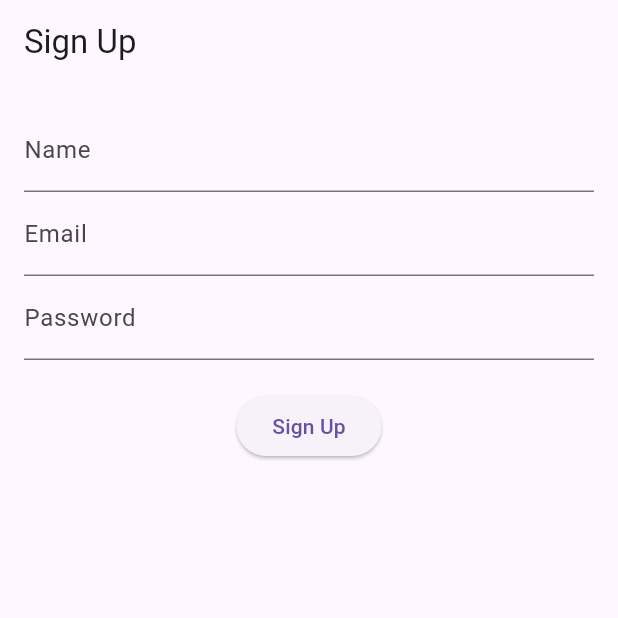
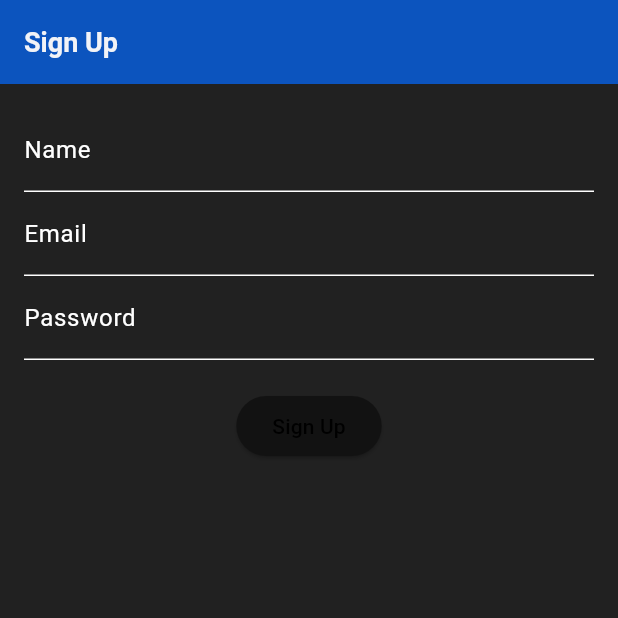
Before and after one commit to princetomar27/flutter-news, a Flutter app: the screen it shows after launch, on a phone screen of 412 x 824 dp, the top half of it. Run offline on Flutter 3.47's test engine with Material 3 defaults, Android fonts, the phone set to English and light mode, and no system bars; our stand-ins replace cloud_firestore, firebase_auth, firebase_core, firebase_remote_config, shared_preferences; accounts and stored records are empty; Roboto replaces fonts that are missing (Raleway).

Commit message:
News card with dark theme done

```diff
--- a/lib/constants/app_colors.dart
+++ b/lib/constants/app_colors.dart
@@ -1,29 +1,30 @@
-import 'dart:ui';
-
 import 'package:flutter/material.dart';
 
 class ColorPalettes {
-  // Colors for light Theme
-  static Color lightPrimary = Color(0xfff2f3f7);
+  // Colors for light theme
+  static Color lightPrimary = const Color(0xfff2f3f7);
   static Color lightAccent = Colors.redAccent;
-  static Color lightBackground = Color(0xfff2f3f7);
-  static Color lightTextPrimary = Color(0xff0a0a0c);
-  static Color lightTextSecondary = Color(0xffaeaeb3);
+  static Color lightBackground = const Color(0xfff2f3f7);
+  static Color lightTextPrimary = const Color(0xff0a0a0c);
+  static Color lightTextSecondary = const Color(0xffaeaeb3);
 
-  // Colors for dark Theme
-  static Color darkPrimary = Color(0xff212121);
-  static Color darkAccent = Color(0xffCE281C);
-  static Color darkBackground = Color(0xff212121);
-  static Color darkTextPrimary = Color(0xffffffff);
-  static Color darkTextSecondary = Color(0xffaeaeb3);
+  // Colors for dark theme
+  static Color darkPrimary = Colors.black;
+  static Color darkAccent = const Color(0xffCE281C);
+  static Color darkBackground = const Color(0xff212121);
+  static Color darkTextPrimary = const Color(0xffffffff);
+  static Color darkTextSecondary = const Color(0xffaeaeb3);
 
-  static Color white = Color(0xffffffff);
+  static Color white = const Color(0xffffffff);
   static Color grey = Colors.grey;
-  static Color red = Color(0xffCE281C);
+  static Color red = const Color(0xffCE281C);
   static Color yellow = Colors.yellow;
   static Color green = Colors.green;
-  static ColorFilter grayscaleFilter = ColorFilter.mode(
+
+  static ColorFilter grayscaleFilter = const ColorFilter.mode(
     Colors.grey,
     BlendMode.saturation,
   );
+
+  static Color appBarPrimary = const Color(0xFF0C54BE);
 }
--- /dev/null
+++ b/lib/constants/helpers/is_dark_theme_helper.dart
@@ -0,0 +1,5 @@
+import 'package:flutter/material.dart';
+
+extension DartThemeModel on BuildContext {
+  bool get isDarkMode => Theme.of(this).brightness == Brightness.dark;
+}
--- a/lib/constants/theme.dart
+++ b/lib/constants/theme.dart
@@ -1,53 +1,81 @@
-// import 'package:flutter/material.dart';
-// import 'package:flutternews/constants/app_colors.dart';
-// import 'package:newsflutter/common/styles/styles.dart';
-// import 'package:newsflutter/ui/main.dart';
+import 'package:flutter/material.dart';
 
-// class AppTheme {
-//   static ThemeData lightTheme = ThemeData(
-//     fontFamily: 'Raleway',
-//     backgroundColor: ColorPalettes.lightBackground,
-//     primaryColor: ColorPalettes.lightPrimary,
-//     accentColor: ColorPalettes.lightAccent,
-//     cursorColor: ColorPalettes.lightAccent,
-//     dividerColor: ColorPalettes.darkBackground,
-//     scaffoldBackgroundColor: ColorPalettes.lightBackground,
-//     appBarTheme: AppBarTheme(
-//       textTheme: TextTheme(
-//         headline: TextStyle(
-//           color: ColorPalettes.darkBackground,
-//           fontSize: 18.0,
-//           fontWeight: FontWeight.bold,
-//         ),
-//       ),
-//     ),
-//   );
+import 'app_colors.dart';
+import 'helpers/is_dark_theme_helper.dart';
 
-//   static ThemeData darkTheme = ThemeData(
-//     fontFamily: 'Raleway',
-//     brightness: Brightness.dark,
-//     backgroundColor: ColorPalettes.darkBackground,
-//     primaryColor: ColorPalettes.darkPrimary,
-//     accentColor: ColorPalettes.darkAccent,
-//     dividerColor: ColorPalettes.lightPrimary,
-//     scaffoldBackgroundColor: ColorPalettes.darkBackground,
-//     cursorColor: ColorPalettes.darkAccent,
-//     appBarTheme: AppBarTheme(
-//       color: ColorPalettes.darkPrimary,
-//       textTheme: TextTheme(
-//         headline: TextStyle(
-//           color: ColorPalettes.lightBackground,
-//           fontSize: 18.0,
-//           fontWeight: FontWeight.bold,
-//         ),
-//       ),
-//     ),
-//   );
+class AppTheme {
+  static ThemeData lightTheme = ThemeData(
+    fontFamily: 'Raleway',
+    primaryColor: ColorPalettes.lightPrimary,
+    scaffoldBackgroundColor: ColorPalettes.lightBackground,
+    dividerColor: ColorPalettes.darkBackground,
+    inputDecorationTheme: InputDecorationTheme(
+      focusedBorder: UnderlineInputBorder(
+        borderSide: BorderSide(color: ColorPalettes.lightAccent),
+      ),
+    ),
+    appBarTheme: AppBarTheme(
+      backgroundColor: ColorPalettes.appBarPrimary,
+      iconTheme: IconThemeData(color: ColorPalettes.darkBackground),
+      toolbarTextStyle: TextTheme(
+        titleLarge: TextStyle(
+          color: ColorPalettes.darkBackground,
+          fontSize: 18.0,
+          fontWeight: FontWeight.bold,
+        ),
+      ).bodyMedium,
+      titleTextStyle: TextStyle(
+        color: ColorPalettes.darkBackground,
+        fontSize: 14.0,
+        fontWeight: FontWeight.bold,
+      ),
+    ),
+    colorScheme: ColorScheme.light(
+      primary: ColorPalettes.lightPrimary,
+      secondary: ColorPalettes.lightAccent,
+    ).copyWith(background: ColorPalettes.lightBackground),
+  );
 
-//   static TextStyle titleBarStyle = TextStyle(
-//     color:
-//         isDark ? ColorPalettes.darkTextPrimary : ColorPalettes.lightTextPrimary,
-//     fontSize: 18.0,
-//     fontWeight: FontWeight.bold,
-//   );
-// }
+  static ThemeData darkTheme = ThemeData(
+    fontFamily: 'Raleway',
+    brightness: Brightness.dark,
+    primaryColor: ColorPalettes.darkPrimary,
+    scaffoldBackgroundColor: ColorPalettes.darkBackground,
+    dividerColor: ColorPalettes.lightPrimary,
+    inputDecorationTheme: InputDecorationTheme(
+      focusedBorder: UnderlineInputBorder(
+        borderSide: BorderSide(color: ColorPalettes.darkAccent),
+      ),
+    ),
+    appBarTheme: AppBarTheme(
+      backgroundColor: ColorPalettes.appBarPrimary,
+      iconTheme: IconThemeData(color: ColorPalettes.lightBackground),
+      toolbarTextStyle: TextTheme(
+        titleLarge: TextStyle(
+          color: ColorPalettes.lightBackground,
+          fontSize: 18.0,
+          fontWeight: FontWeight.bold,
+        ),
+      ).bodyMedium,
+      titleTextStyle: TextStyle(
+        color: ColorPalettes.lightBackground,
+        fontSize: 18.0,
+        fontWeight: FontWeight.bold,
+      ),
+    ),
+    colorScheme: ColorScheme.dark(
+      primary: ColorPalettes.darkPrimary,
+      secondary: ColorPalettes.darkAccent,
+    ).copyWith(background: ColorPalettes.darkBackground),
+  );
+
+  static TextStyle titleBarStyle(BuildContext context) {
+    return TextStyle(
+      color: context.isDarkMode
+          ? ColorPalettes.darkTextPrimary
+          : ColorPalettes.lightTextPrimary,
+      fontSize: 18.0,
+      fontWeight: FontWeight.bold,
+    );
+  }
+}
--- a/lib/main.dart
+++ b/lib/main.dart
@@ -1,11 +1,11 @@
 import 'package:firebase_core/firebase_core.dart';
 import 'package:flutter/material.dart';
-import 'package:flutternews/app/screens/signup_screen.dart';
-import 'package:flutternews/app/screens/splash_screen.dart';
 import 'package:provider/provider.dart';
 
 import 'app/providers/auth_provider.dart';
 import 'app/providers/news_provider.dart';
+import 'app/screens/splash_screen.dart';
+import 'constants/theme.dart';
 import 'firebase_options.dart';
 
 void main() async {
@@ -26,6 +26,8 @@ class MyApp extends StatelessWidget {
             create: (_) => NewsProvider()..fetchRemoteConfig()),
       ],
       child: MaterialApp(
+        theme: AppTheme.darkTheme,
+        darkTheme: AppTheme.darkTheme,
         home: SplashScreen(),
       ),
     );
```
Also changed, not shown: lib/app/screens/news_screen.dart (+17 -6 lines), lib/app/widgets/news_card_widget.dart (+75 -2 lines), lib/constants/helpers/date_time_helper.dart (added, +25 -0 lines).
